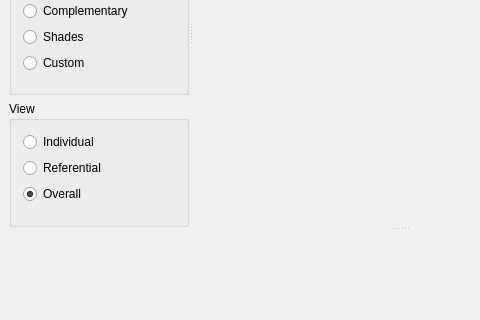
Before: the Qt Designer form src/main/python/cguis/main_window.ui in insad/DigitalPalette, drawn with Qt 5; both pictures show x 0 to 480 and y 188 to 508 of the 800 by 600 pixel window.
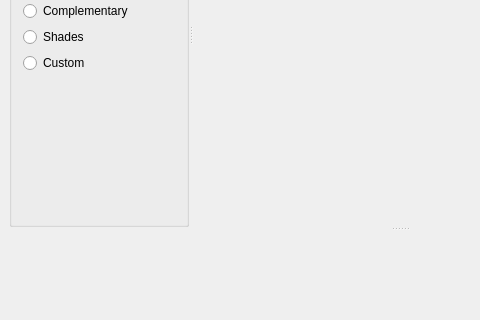
After: the same form once the commit is applied.

Commit message: Modify graph view interface.

Diff of the .ui file:
```diff
--- a/src/main/python/cguis/main_window.ui
+++ b/src/main/python/cguis/main_window.ui
@@ -156,80 +156,6 @@
            </layout>
           </widget>
          </item>
-         <item>
-          <widget class="QGroupBox" name="gbox_View">
-           <property name="title">
-            <string>View</string>
-           </property>
-           <layout class="QGridLayout" name="gridLayout_5">
-            <property name="leftMargin">
-             <number>11</number>
-            </property>
-            <property name="topMargin">
-             <number>11</number>
-            </property>
-            <property name="rightMargin">
-             <number>11</number>
-            </property>
-            <property name="bottomMargin">
-             <number>11</number>
-            </property>
-            <item row="0" column="0">
-             <widget class="QRadioButton" name="rbtn_individual">
-              <property name="text">
-               <string>Individual</string>
-              </property>
-              <property name="checked">
-               <bool>false</bool>
-              </property>
-             </widget>
-            </item>
-            <item row="1" column="0" colspan="2">
-             <widget class="QRadioButton" name="rbtn_referential">
-              <property name="text">
-               <string>Referential</string>
-              </property>
-             </widget>
-            </item>
-            <item row="2" column="0">
-             <widget class="QRadioButton" name="rbtn_overall">
-              <property name="text">
-               <string>Overall</string>
-              </property>
-              <property name="checked">
-               <bool>true</bool>
-              </property>
-             </widget>
-            </item>
-            <item row="0" column="1">
-             <spacer name="horizontalSpacer_4">
-              <property name="orientation">
-               <enum>Qt::Horizontal</enum>
-              </property>
-              <property name="sizeHint" stdset="0">
-               <size>
-                <width>25</width>
-                <height>20</height>
-               </size>
-              </property>
-             </spacer>
-            </item>
-            <item row="3" column="0">
-             <spacer name="verticalSpacer_4">
-              <property name="orientation">
-               <enum>Qt::Vertical</enum>
-              </property>
-              <property name="sizeHint" stdset="0">
-               <size>
-                <width>20</width>
-                <height>40</height>
-               </size>
-              </property>
-             </spacer>
-            </item>
-           </layout>
-          </widget>
-         </item>
         </layout>
        </widget>
        <widget class="QWidget" name="workspace" native="true">
```
The commit also changes 11 other files.
